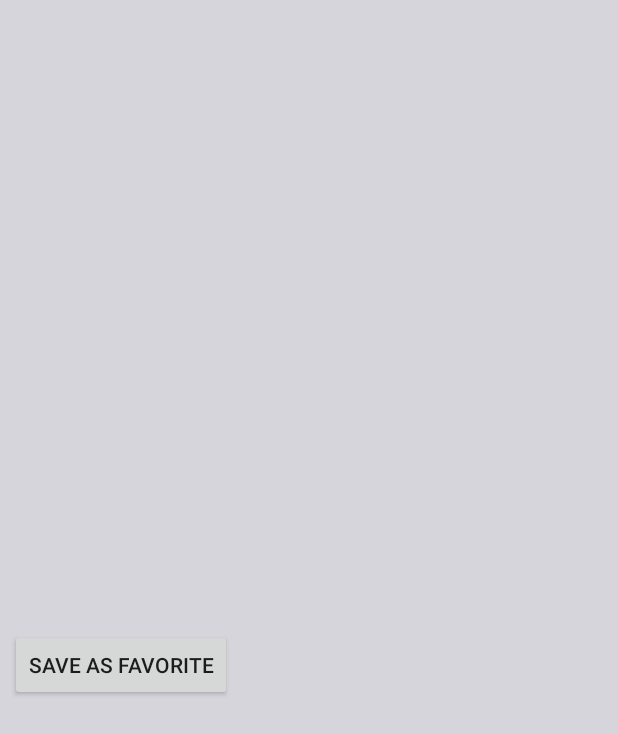
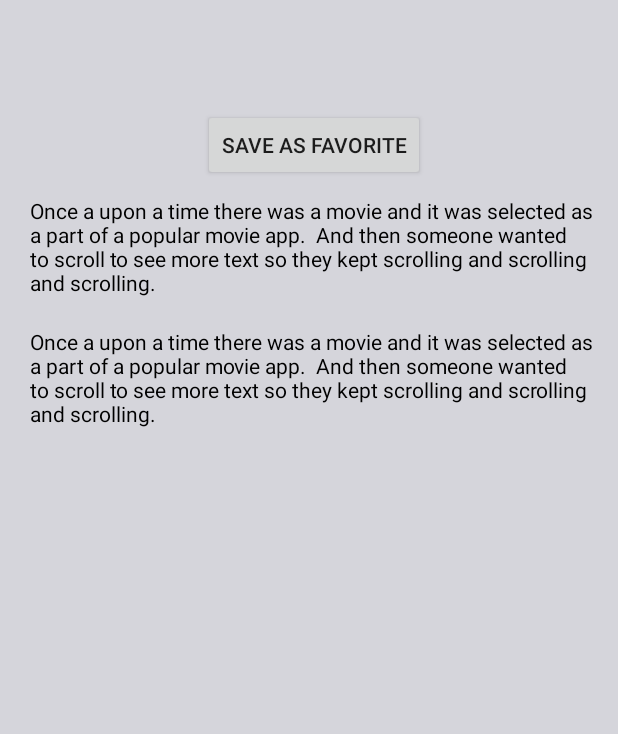
Before and after one commit to robbgio/PopularMovies, an Android app: the layout fragment_detail_landscape.xml on its own in the app's theme, with its tools: preview values and no code run, on a phone screen of 412 x 824 dp. Shown: the top 734 px of the screen. Run offline under Robolectric (Android 15) with nearby library versions, the light colour scheme and no system bars.

Commit message:
Cleans up bugs and works on phone landscape and tablet landscape and on rotation

```diff
--- a/app/src/main/java/com/example/android/popularmovies/DetailActivityFragment.java
+++ b/app/src/main/java/com/example/android/popularmovies/DetailActivityFragment.java
@@ -53,7 +53,7 @@ public class DetailActivityFragment extends Fragment implements View.OnClickList
 
         boolean landscape;
         // two different layouts based on orientation
-        if (getResources().getConfiguration().orientation == Configuration.ORIENTATION_LANDSCAPE){
+        if (!mTab && getResources().getConfiguration().orientation == Configuration.ORIENTATION_LANDSCAPE){
             landscape = true;
             rootView = inflater.inflate(R.layout.fragment_detail_landscape, container, false);
         }
--- a/app/src/main/java/com/example/android/popularmovies/MainActivity.java
+++ b/app/src/main/java/com/example/android/popularmovies/MainActivity.java
@@ -93,4 +93,7 @@ public class MainActivity extends AppCompatActivity implements MainActivityFragm
         }
         fragment.updateMovieItems();
     }
+    public Boolean getmTab(){
+        return mTab;
+    }
 }
--- a/app/src/main/java/com/example/android/popularmovies/MovieAdapter.java
+++ b/app/src/main/java/com/example/android/popularmovies/MovieAdapter.java
@@ -30,11 +30,11 @@ public class MovieAdapter extends ArrayAdapter<MovieItem> {
         display.getSize(size);
         displayWidth = size.x;
 
-        if (context.getResources().getConfiguration().orientation == Configuration.ORIENTATION_LANDSCAPE){
-            posterWidth = (displayWidth / 4); // four columns if landscape
+        if (!mTab && context.getResources().getConfiguration().orientation == Configuration.ORIENTATION_LANDSCAPE){
+            posterWidth = (displayWidth / 4); // four columns on phone if landscape
         }
         else {
-            posterWidth = (displayWidth / 2); // two columns if portrait
+            posterWidth = (displayWidth / 2); // two columns if portrait or tablet
         }
         // Calculate height based on proportion of poster
         posterHeight = (int) (posterWidth * 1.5);
--- a/app/src/main/res/layout/fragment_blank.xml
+++ b/app/src/main/res/layout/fragment_blank.xml
@@ -1,6 +1,7 @@
 <?xml version="1.0" encoding="utf-8"?>
 <LinearLayout xmlns:android="http://schemas.android.com/apk/res/android"
     android:orientation="vertical" android:layout_width="match_parent"
-    android:layout_height="match_parent">
-
+    android:layout_height="match_parent"
+    android:gravity="center_vertical"
+    android:weightSum="1">
 </LinearLayout>
--- a/app/src/main/res/layout/fragment_detail_landscape.xml
+++ b/app/src/main/res/layout/fragment_detail_landscape.xml
@@ -43,11 +43,17 @@
             android:layout_marginBottom="10dp"/>
 
     </LinearLayout>
+
+    <ScrollView
+        android:layout_width="match_parent"
+        android:layout_height="match_parent"
+        android:paddingTop="10dp"
+        android:paddingBottom="10dp">
         <LinearLayout
             android:layout_width="wrap_content"
             android:layout_height="wrap_content"
             android:orientation="vertical"
-            android:layout_gravity="center">
+            android:layout_gravity="center_horizontal">
 
             <LinearLayout
                 android:layout_width="wrap_content"
@@ -89,8 +95,32 @@
             android:layout_height="wrap_content"
             android:text="Save as Favorite"
             android:id="@+id/toggleButton"
-            android:layout_gravity="center_horizontal"
-            />
+            android:layout_gravity="center_horizontal" />
+        <TextView
+            android:layout_width="wrap_content"
+            android:layout_height="wrap_content"
+            android:id="@+id/moretext"
+            android:text="Once a upon a time there was a movie and it was selected as a part of a popular movie app.  And then someone wanted to scroll to see more text so they kept scrolling and scrolling and scrolling."
+            android:layout_gravity="start"
+            android:padding="10dp"
+            android:gravity="start"
+            android:textColor="@color/textColor"
+            android:textSize="14sp"
+            android:layout_marginLeft="3dp"
+            android:layout_marginRight="3dp"/>
+        <TextView
+            android:layout_width="wrap_content"
+            android:layout_height="wrap_content"
+            android:id="@+id/moretext2"
+            android:text="Once a upon a time there was a movie and it was selected as a part of a popular movie app.  And then someone wanted to scroll to see more text so they kept scrolling and scrolling and scrolling."
+            android:layout_gravity="start"
+            android:padding="10dp"
+            android:gravity="start"
+            android:textColor="@color/textColor"
+            android:textSize="14sp"
+            android:layout_marginLeft="3dp"
+            android:layout_marginRight="3dp"/>
         </LinearLayout>
+    </ScrollView>
 
     </LinearLayout>
```
Also changed, not shown: app/src/main/java/com/example/android/popularmovies/FavoritesAdapter.java (+6 -1 lines), app/src/main/java/com/example/android/popularmovies/MainActivityFragment.java (+29 -14 lines), app/src/main/res/layout/fragment_detail.xml (+30 -1 lines).
